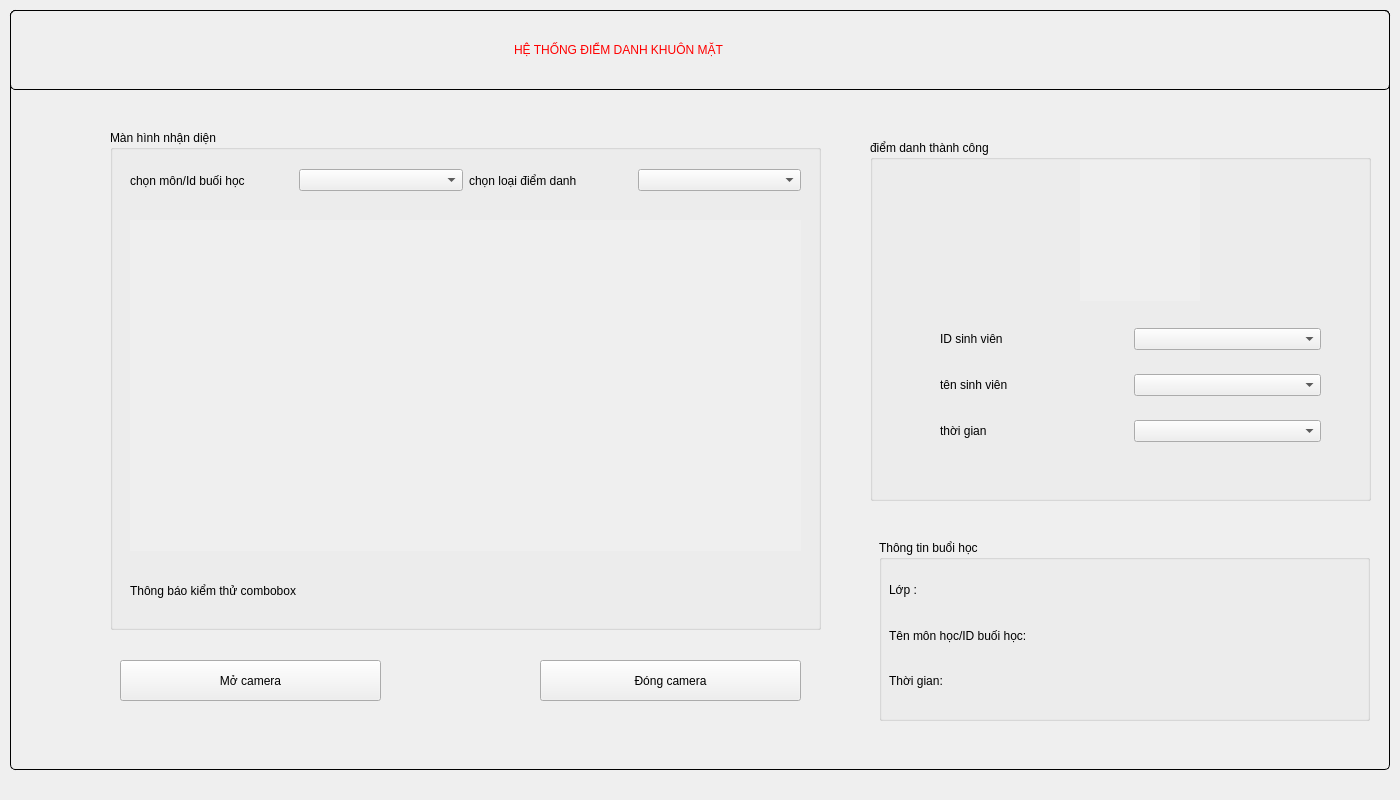
Qt form ui/attendence.ui (phuc297/student-attendance-management-system) before a commit.
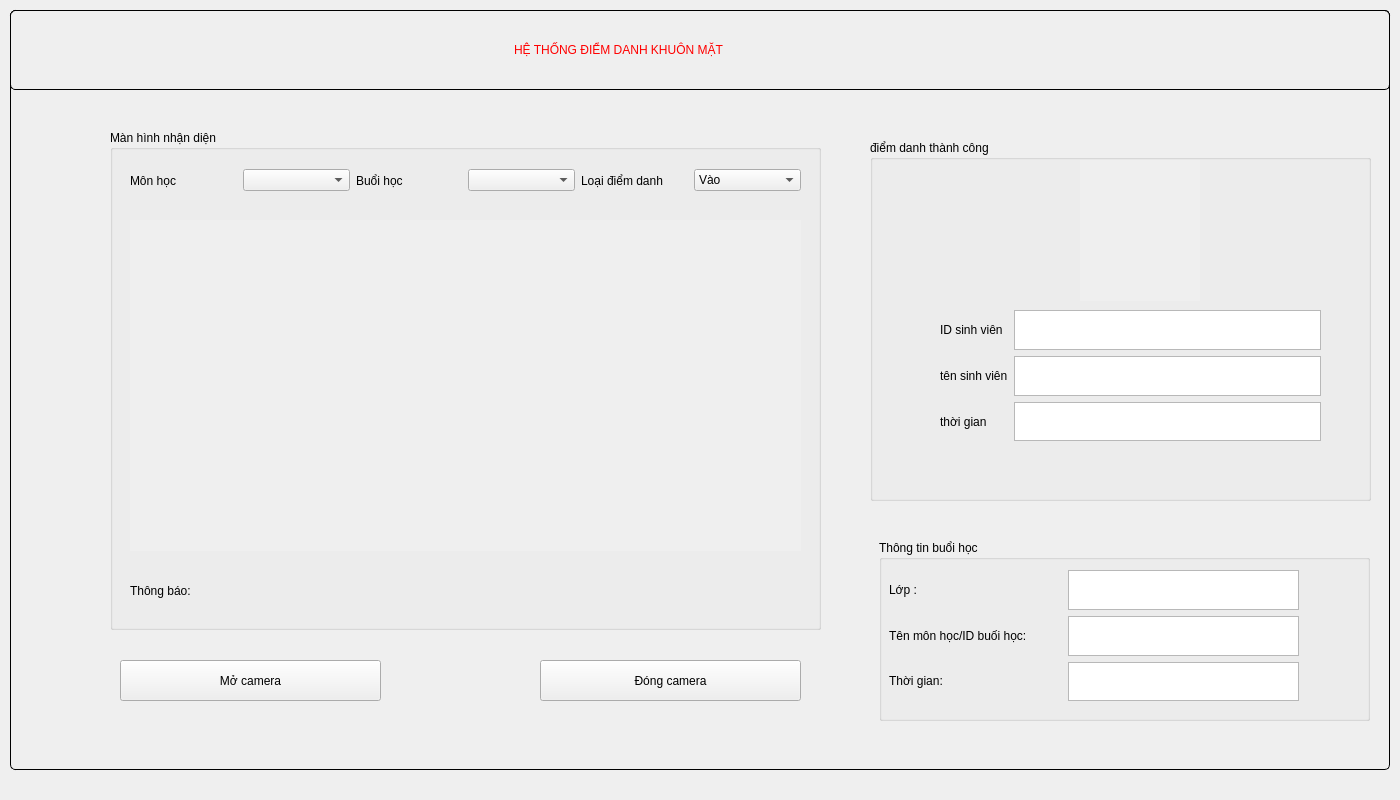
The same form after that commit.

```diff
--- a/ui/attendence.ui
+++ b/ui/attendence.ui
@@ -106,7 +106,7 @@
       <item>
        <widget class="QLabel" name="label">
         <property name="text">
-         <string>chọn môn/Id buối học</string>
+         <string>Môn học</string>
         </property>
        </widget>
       </item>
@@ -117,15 +117,40 @@
         </property>
        </widget>
       </item>
+      <item>
+       <widget class="QLabel" name="label_7">
+        <property name="text">
+         <string>Buổi học</string>
+        </property>
+       </widget>
+      </item>
+      <item>
+       <widget class="QComboBox" name="comboBox_6">
+        <property name="currentText">
+         <string/>
+        </property>
+       </widget>
+      </item>
       <item>
        <widget class="QLabel" name="label_2">
         <property name="text">
-         <string>chọn loại điểm danh</string>
+         <string>Loại điểm danh</string>
         </property>
        </widget>
       </item>
       <item>
-       <widget class="QComboBox" name="comboBox"/>
+       <widget class="QComboBox" name="comboBox">
+        <item>
+         <property name="text">
+          <string>Vào</string>
+         </property>
+        </item>
+        <item>
+         <property name="text">
+          <string>Ra</string>
+         </property>
+        </item>
+       </widget>
       </item>
      </layout>
     </widget>
@@ -152,7 +177,7 @@
       </rect>
      </property>
      <property name="text">
-      <string>Thông báo kiểm thử combobox</string>
+      <string>Thông báo:</string>
      </property>
     </widget>
    </widget>
@@ -229,10 +254,17 @@
        <x>70</x>
        <y>170</y>
        <width>381</width>
-       <height>151</height>
+       <height>131</height>
       </rect>
      </property>
      <layout class="QGridLayout" name="gridLayout">
+      <item row="2" column="0">
+       <widget class="QLabel" name="label_6">
+        <property name="text">
+         <string>thời gian</string>
+        </property>
+       </widget>
+      </item>
       <item row="0" column="0">
        <widget class="QLabel" name="label_4">
         <property name="text">
@@ -240,9 +272,6 @@
         </property>
        </widget>
       </item>
-      <item row="0" column="1">
-       <widget class="QComboBox" name="comboBox_3"/>
-      </item>
       <item row="1" column="0">
        <widget class="QLabel" name="label_5">
         <property name="text">
@@ -250,18 +279,14 @@
         </property>
        </widget>
       </item>
-      <item row="1" column="1">
-       <widget class="QComboBox" name="comboBox_4"/>
-      </item>
-      <item row="2" column="0">
-       <widget class="QLabel" name="label_6">
-        <property name="text">
-         <string>thời gian</string>
-        </property>
-       </widget>
+      <item row="0" column="1">
+       <widget class="QTextEdit" name="textEdit"/>
       </item>
       <item row="2" column="1">
-       <widget class="QComboBox" name="comboBox_5"/>
+       <widget class="QTextEdit" name="textEdit_3"/>
+      </item>
+      <item row="1" column="1">
+       <widget class="QTextEdit" name="textEdit_2"/>
       </item>
      </layout>
     </widget>
@@ -314,13 +339,23 @@
     <widget class="QWidget" name="verticalLayoutWidget_2">
      <property name="geometry">
       <rect>
-       <x>260</x>
+       <x>189</x>
        <y>30</y>
-       <width>160</width>
+       <width>231</width>
        <height>131</height>
       </rect>
      </property>
-     <layout class="QVBoxLayout" name="verticalLayout_2"/>
+     <layout class="QVBoxLayout" name="verticalLayout_2">
+      <item>
+       <widget class="QTextEdit" name="textEdit_5"/>
+      </item>
+      <item>
+       <widget class="QTextEdit" name="textEdit_6"/>
+      </item>
+      <item>
+       <widget class="QTextEdit" name="textEdit_4"/>
+      </item>
+     </layout>
     </widget>
    </widget>
   </widget>
```
